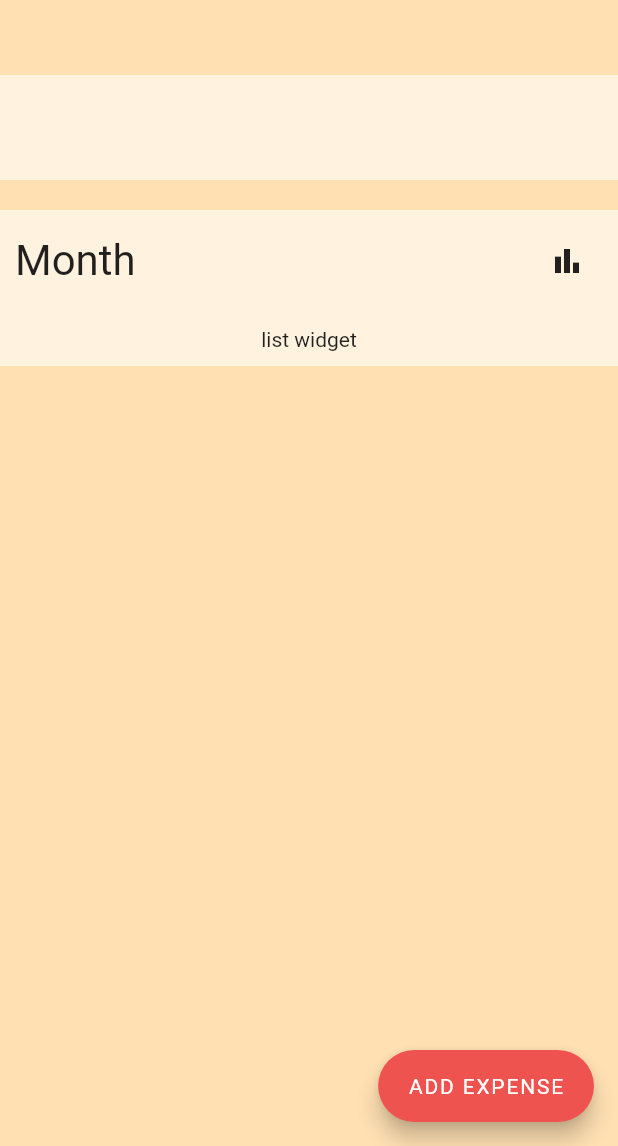
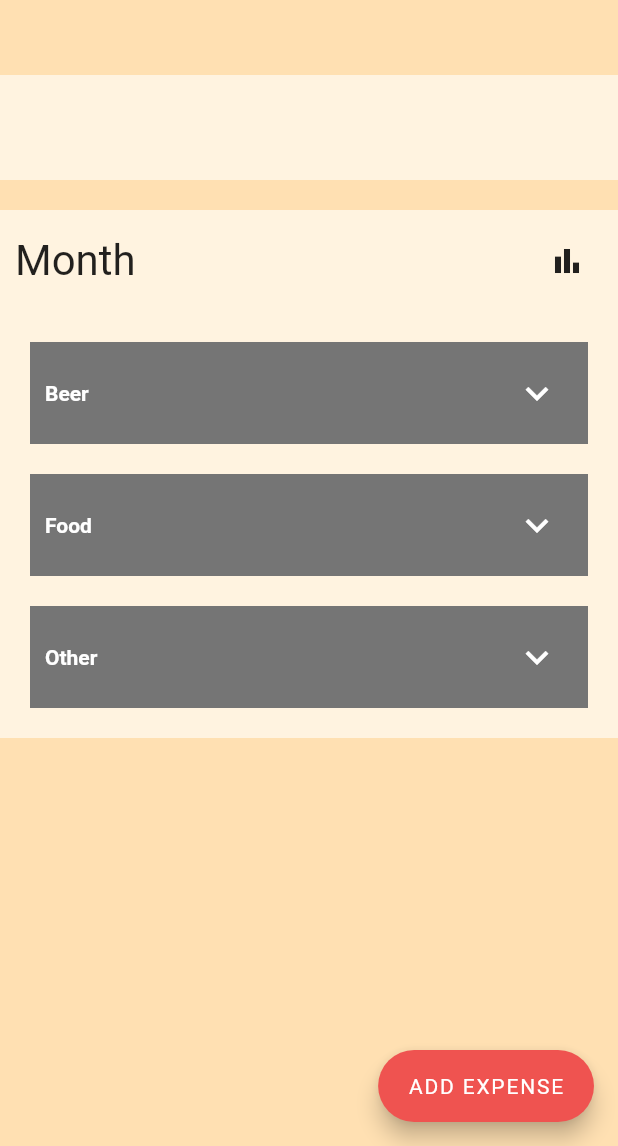
Before and after one commit to EetuK/kuluappi, a Flutter app: the screen it shows after launch, after a tap on the "list" icon, on a phone screen of 412 x 824 dp, the part 90-1236 px from its top. Run offline on Flutter 3.47's test engine with Material 2 defaults, Android fonts, the phone set to English and light mode, and no system bars; our stand-ins replace fl_chart, flutter_mobx, flutter_svg, mobx, sqflite; accounts and stored records are empty; generated files the repository leaves out were written again.

Commit message:
Listview proto

```diff
--- a/lib/views/home/home_view.dart
+++ b/lib/views/home/home_view.dart
@@ -4,6 +4,7 @@ import 'package:kuluappi/views/home/widgets/content_toggle.dart';
 import 'package:kuluappi/views/home/widgets/time_filter.dart';
 import 'package:kuluappi/views/start/start_view.dart';
 import 'package:kuluappi/widgets/BasicLayout.dart';
+import 'package:kuluappi/views/home/widgets/listview.dart';
 
 class HomeView extends StatelessWidget {
   const HomeView();
@@ -26,7 +27,7 @@ class HomeView extends StatelessWidget {
               margin: EdgeInsets.only(top: 20),
             ),
             ContentToggle(
-              listWidget: Text("list widget"),
+              listWidget: Lists(),
               chartWidget: Charts(),
             ),
           ],
--- /dev/null
+++ b/lib/views/home/widgets/listview.dart
@@ -0,0 +1,122 @@
+import 'package:flutter/foundation.dart';
+import 'package:flutter/material.dart';
+import 'package:flutter_mobx/flutter_mobx.dart';
+import 'package:kuluappi/stores/expense_store.dart';
+import 'package:provider/provider.dart';
+
+class Lists extends StatelessWidget {
+  @override
+  Widget build(BuildContext context) {
+    return Column(children: <Widget>[
+      Listview(title: "Beer"),
+      Listview(title: "Food"),
+      Listview(title: "Other"),
+    ]);
+  }
+}
+
+class Listview extends StatefulWidget {
+  final String title;
+
+  const Listview({Key key, this.title}) : super(key: key);
+
+  @override
+  _ListStateview createState() => new _ListStateview();
+}
+
+class _ListStateview extends State<Listview> {
+  bool expandFlag = false;
+
+  @override
+  Widget build(BuildContext context) {
+    return Container(
+      margin: EdgeInsets.all(10),
+      child: Column(
+        children: <Widget>[
+          Container(
+            color: Colors.grey[600],
+            padding: EdgeInsets.all(10),
+            child: Row(
+              mainAxisAlignment: MainAxisAlignment.spaceBetween,
+              children: <Widget>[
+                Text(
+                  widget.title,
+                  style: TextStyle(
+                      fontWeight: FontWeight.bold, color: Colors.white),
+                ),
+                IconButton(
+                    icon: Container(
+                      height: 50,
+                      width: 50,
+                      decoration: BoxDecoration(
+                        color: Colors.grey[600],
+                        shape: BoxShape.rectangle,
+                      ),
+                      child: Center(
+                        child: Icon(
+                          expandFlag ? Icons.expand_less : Icons.expand_more,
+                          color: Colors.white,
+                          size: 30.0,
+                        ),
+                      ),
+                    ),
+                    onPressed: () {
+                      setState(() {
+                        expandFlag = !expandFlag;
+                      });
+                    }),
+              ],
+            ),
+          ),
+          new ExpandableContainer(
+              expanded: expandFlag,
+              child: ListView.builder(
+                itemBuilder: (BuildContext context, int index) {
+                  return Container(
+                    decoration: BoxDecoration(color: Colors.white),
+                    child: ListTile(
+                        title: Text(
+                          "A can of beer $index",
+                          style: TextStyle(
+                              fontWeight: FontWeight.bold, color: Colors.black),
+                        ),
+                        trailing: Text('10€')),
+                  );
+                },
+                itemCount: 10,
+              ))
+        ],
+      ),
+    );
+  }
+}
+
+class ExpandableContainer extends StatelessWidget {
+  final bool expanded;
+  final double collapsedHeight;
+  final double expandedHeight;
+  final Widget child;
+
+  ExpandableContainer({
+    @required this.child,
+    this.collapsedHeight = 0.0,
+    this.expandedHeight = 300.0,
+    this.expanded = true,
+  });
+
+  @override
+  Widget build(BuildContext context) {
+    double screenWidth = MediaQuery.of(context).size.width;
+    return AnimatedContainer(
+      duration: Duration(milliseconds: 500),
+      curve: Curves.easeInOut,
+      width: screenWidth,
+      height: expanded ? expandedHeight : collapsedHeight,
+      child: Container(
+        child: child,
+        //   decoration:
+        //       BoxDecoration(border: Border.all(width: 1.0, color: Colors.blue)),
+      ),
+    );
+  }
+}
```
